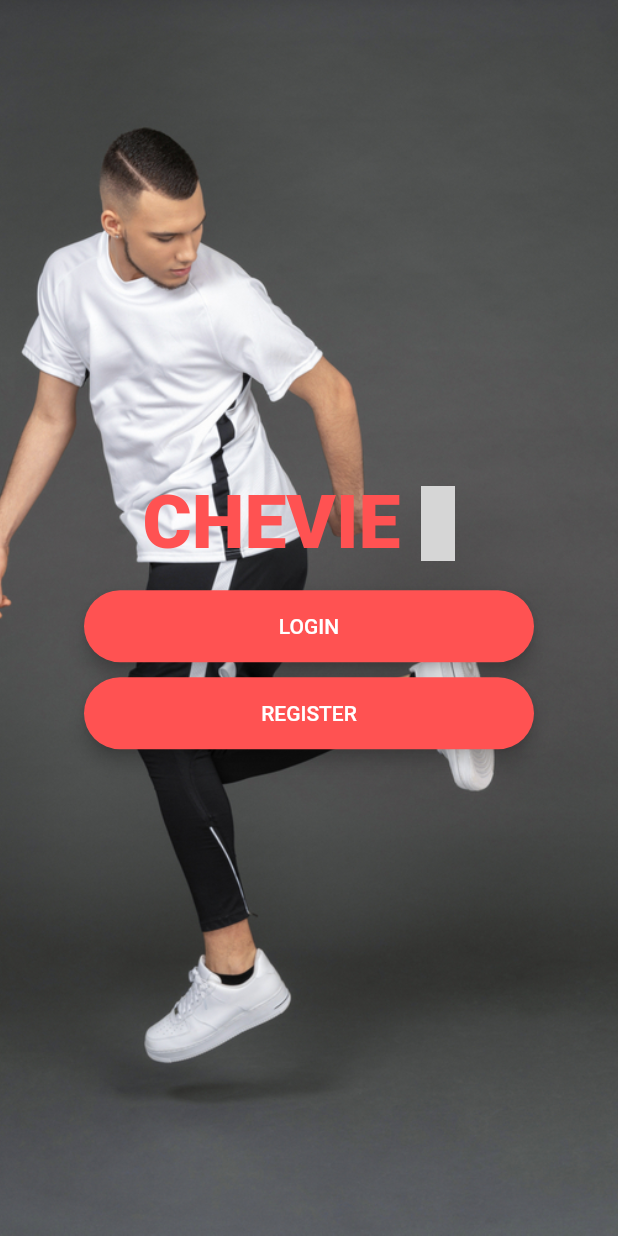
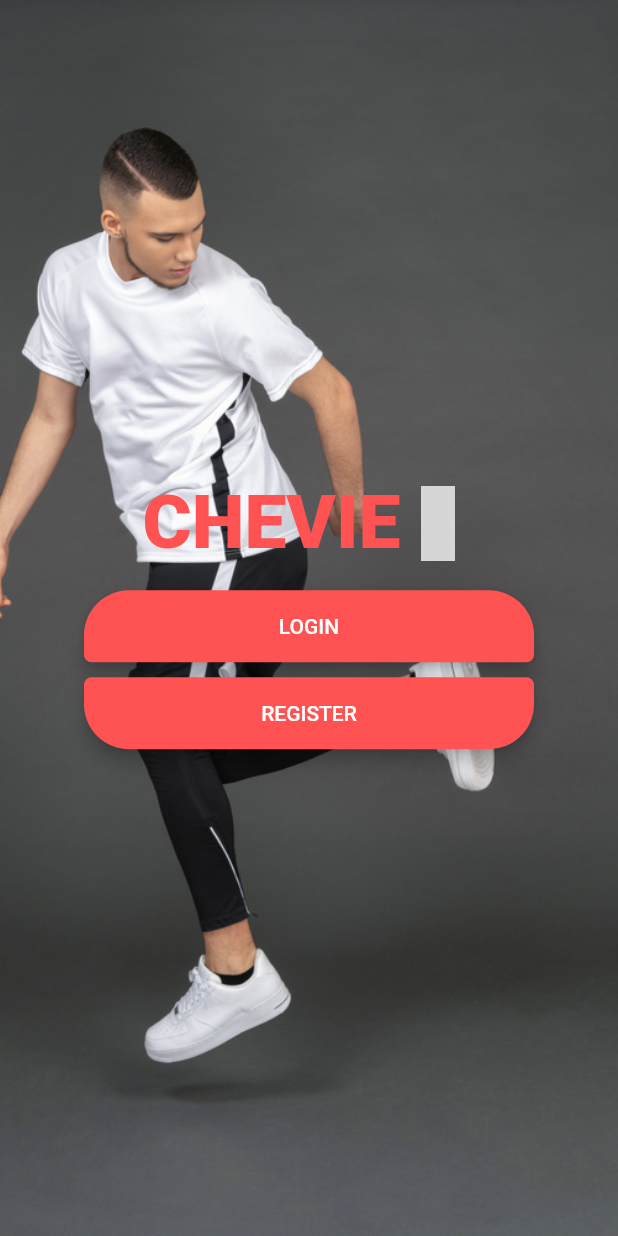
Before and after one commit to NatalmanNahm/chevie_flutter, a Flutter app: the screen it shows after launch, on a phone screen of 412 x 824 dp. Run offline on Flutter 3.47's test engine with Material 2 defaults, Android fonts, the phone set to English and light mode, and no system bars; our stand-ins replace flutter_icons, google_fonts; Roboto replaces fonts that are missing (Acme); grey boxes are pictures that could not be loaded.

Commit message:
customized the rounded button a bit.

```diff
--- a/lib/Components/rounded_button.dart
+++ b/lib/Components/rounded_button.dart
@@ -5,9 +5,14 @@ class RoundedButton extends StatelessWidget {
   final Color color;
   final String buttonText;
   final Function onPress;
+  final double topRight;
+  final double topLeft;
+  final double bottomRight;
+  final double bottomLeft;
 
   RoundedButton({@required this.color,
-    @required this.buttonText, @required this.onPress});
+    @required this.buttonText, @required this.onPress, @required this.topRight,
+    @required this.topLeft, @required this.bottomRight, @required this.bottomLeft});
 
   @override
   Widget build(BuildContext context) {
@@ -15,7 +20,12 @@ class RoundedButton extends StatelessWidget {
       padding: EdgeInsets.symmetric(vertical: 5.0),
       child: Material(
         color: color,
-        borderRadius: BorderRadius.circular(30.0),
+        borderRadius: BorderRadius.only(
+          topRight: Radius.circular(topRight),
+          topLeft: Radius.circular(topLeft),
+          bottomRight: Radius.circular(bottomRight),
+          bottomLeft: Radius.circular(bottomLeft)
+        ),
         elevation: 5.0,
         child: MaterialButton(
           onPressed: onPress,
--- a/lib/Screens/welcome_screen.dart
+++ b/lib/Screens/welcome_screen.dart
@@ -47,8 +47,12 @@ class _WelcomeScreenState extends State<WelcomeScreen> {
 
             SizedBox(height: 10.0),
 
-            RoundedButton(color: Colors.redAccent, buttonText: 'LOGIN', onPress: null),
-            RoundedButton(color: Colors.redAccent, buttonText: 'REGISTER', onPress: null)
+            RoundedButton(color: Colors.redAccent, buttonText: 'LOGIN',
+                onPress: null, topRight: 30.0, topLeft: 30.0, bottomLeft: 5.0,
+                bottomRight: 5.0),
+            RoundedButton(color: Colors.redAccent, buttonText: 'REGISTER',
+                onPress: null, topRight: 5.0, topLeft: 5.0, bottomLeft: 30.0,
+                bottomRight: 30.0)
 
           ],
         ),
```
